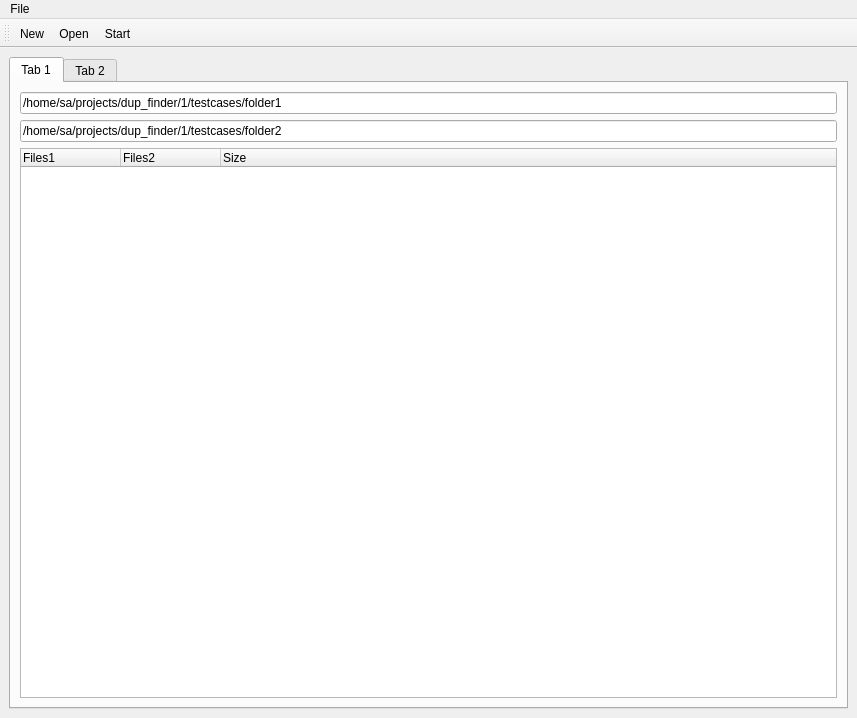
Old version of the form resources/form.ui in the repository sanami/qt-dupfinder.
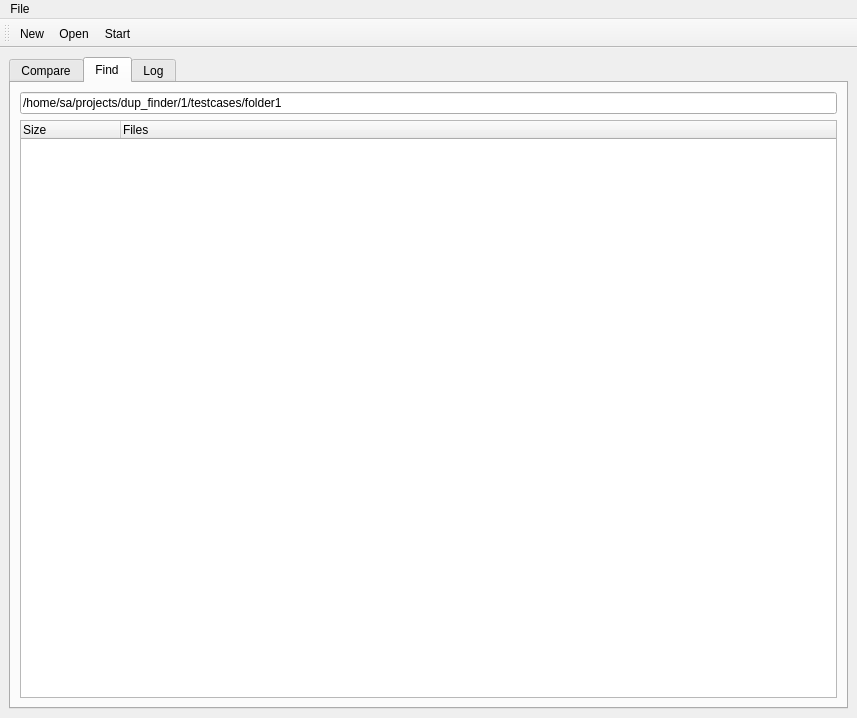
New version of the form. Icons and pictures are not drawn.

What changed in the file:
```diff
--- a/resources/form.ui
+++ b/resources/form.ui
@@ -18,11 +18,11 @@
     <item row="0" column="0">
      <widget class="QTabWidget" name="tabWidget">
       <property name="currentIndex">
-       <number>0</number>
+       <number>1</number>
       </property>
       <widget class="QWidget" name="tab">
        <attribute name="title">
-        <string>Tab 1</string>
+        <string>Compare</string>
        </attribute>
        <layout class="QGridLayout" name="gridLayout">
         <item row="0" column="0">
@@ -60,9 +60,37 @@
         </item>
        </layout>
       </widget>
+      <widget class="QWidget" name="tab_3">
+       <attribute name="title">
+        <string>Find</string>
+       </attribute>
+       <layout class="QGridLayout" name="gridLayout_2">
+        <item row="0" column="0">
+         <widget class="QLineEdit" name="lineEdit_3">
+          <property name="text">
+           <string>/home/sa/projects/dup_finder/1/testcases/folder1</string>
+          </property>
+         </widget>
+        </item>
+        <item row="1" column="0">
+         <widget class="QTreeWidget" name="treeWidget_2">
+          <column>
+           <property name="text">
+            <string>Size</string>
+           </property>
+          </column>
+          <column>
+           <property name="text">
+            <string>Files</string>
+           </property>
+          </column>
+         </widget>
+        </item>
+       </layout>
+      </widget>
       <widget class="QWidget" name="tab_2">
        <attribute name="title">
-        <string>Tab 2</string>
+        <string>Log</string>
        </attribute>
        <layout class="QGridLayout" name="gridLayout_3">
         <item row="0" column="0">
```
